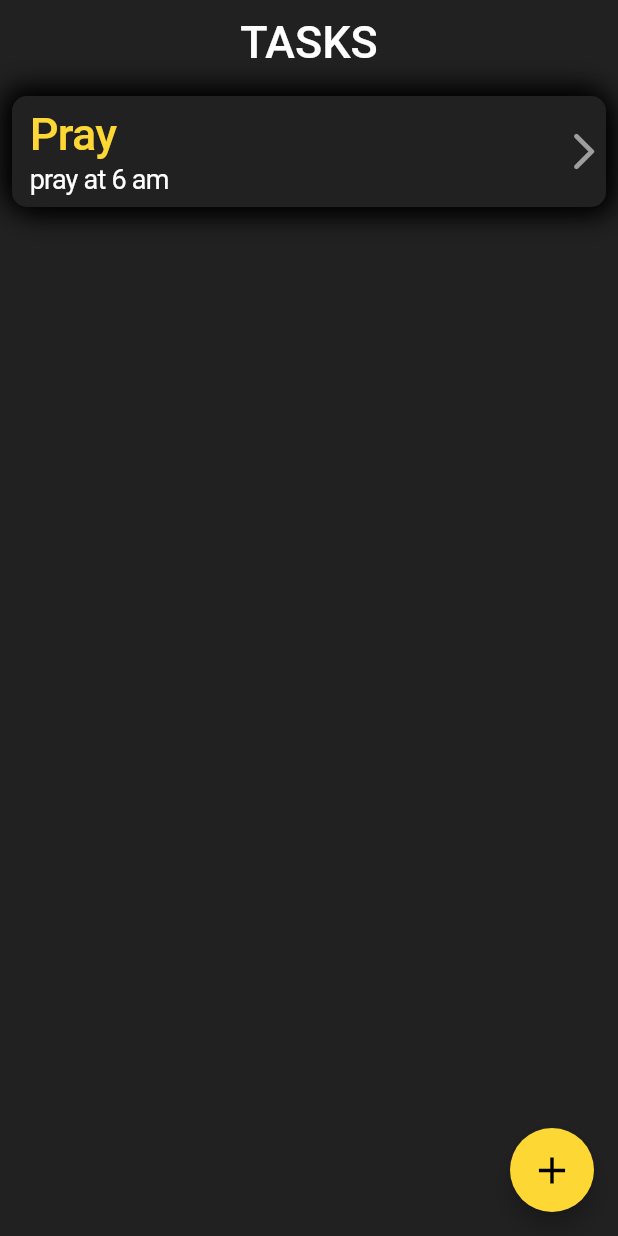
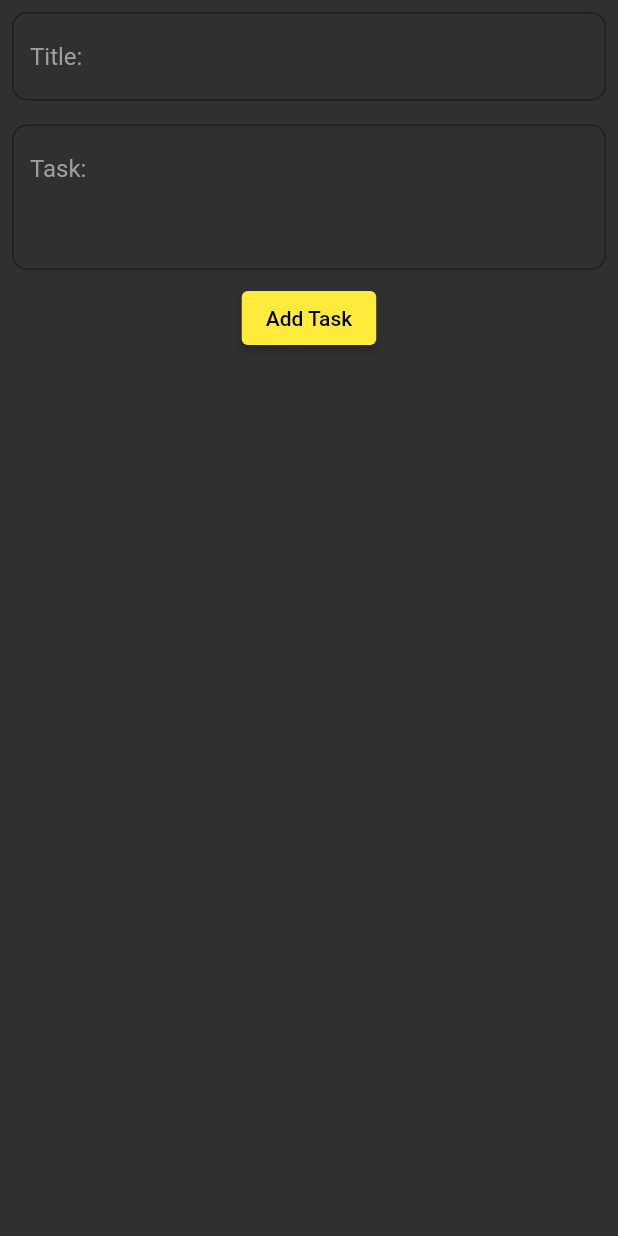
Before and after one commit to OthnielOtuoTwumasi/todoApp, a Flutter app: the screen it shows after launch, after a tap on the "add" icon, on a phone screen of 412 x 824 dp. Run offline on Flutter 3.47's test engine with Material 2 defaults, Android fonts, the phone set to English and light mode, and no system bars; our stand-ins replace flutter_riverpod.

Commit message:
Add files via upload

```diff
--- /dev/null
+++ b/lib/controller/controllerRiverpod.dart
@@ -0,0 +1,23 @@
+import 'dart:collection';
+
+import 'package:flutter/material.dart';
+import 'package:todoapp/models/todoModel.dart';
+class Controller extends ChangeNotifier{
+  final List<TodoModel> _tasks = [
+     TodoModel(task: "Pray at 4pm", title: "Pray"),
+
+   ];
+   UnmodifiableListView<TodoModel> get taskList {
+     return UnmodifiableListView(_tasks);
+}
+
+ void addtotaskList({required String title, required  task}){
+     final add = TodoModel(title: title, task: task);
+   _tasks.add(add);
+     notifyListeners();
+     print(taskList.length);
+ }
+
+
+
+}
--- a/lib/main.dart
+++ b/lib/main.dart
@@ -1,8 +1,13 @@
 import 'package:flutter/material.dart';
 import 'package:todoapp/route/Route1.dart';
+import 'package:todoapp/themeData.dart';
+import 'package:flutter_riverpod/flutter_riverpod.dart';
 
-void main() => runApp(MaterialApp(
-  debugShowCheckedModeBanner: false,
-      home: const TodoApp(),
-      theme: ThemeData.dark(),
+void main() => runApp(
+    ProviderScope(
+      child: MaterialApp(
+        debugShowCheckedModeBanner: false,
+        home: const TodoApp(),
+        theme: themeData(),
+      ),
     ));
--- a/lib/models/todoModel.dart
+++ b/lib/models/todoModel.dart
@@ -1,5 +1,5 @@
-class TaskModel{
+class TodoModel{
   String title;
   String task;
-  TaskModel({required this.task, required this.title});
+  TodoModel({required this.title, required this.task});
 }
--- a/lib/route/Route1.dart
+++ b/lib/route/Route1.dart
@@ -1,15 +1,77 @@
 import 'package:flutter/material.dart';
-import 'package:google_fonts/google_fonts.dart';
+import 'package:flutter_riverpod/flutter_riverpod.dart';
+import 'package:todoapp/controller/controllerRiverpod.dart';
+import 'package:todoapp/models/modalSheet.dart';
 
-class TodoApp extends StatelessWidget {
+final riverpodProvider = Provider((ref) => Controller());
+
+class TodoApp extends ConsumerStatefulWidget {
   const TodoApp({Key? key}) : super(key: key);
 
   @override
+  _TodoAppState createState() => _TodoAppState();
+}
+
+class _TodoAppState extends ConsumerState<TodoApp> {
+  TextEditingController title = TextEditingController();
+  TextEditingController task = TextEditingController();
+
+  @override
+  void dispose() {
+    // TODO: implement dispose
+    title.dispose();
+    task.dispose();
+    super.dispose();
+  }
+
+  @override
   Widget build(BuildContext context) {
+    final controller = ref.watch(riverpodProvider);
     return SafeArea(
       child: Scaffold(
           floatingActionButton: FloatingActionButton(
-            onPressed: () {},
+            onPressed: () {
+              showModalBottomSheet(
+                  isScrollControlled: true,
+                  context: context,
+                  builder: (context) {
+                    return Column(
+                      children: [
+                        Padding(
+                          padding: const EdgeInsets.all(8.0),
+                          child: TextField(
+                            controller: title,
+                            decoration:
+                                const InputDecoration(hintText: "Title:"),
+                          ),
+                        ),
+                        Padding(
+                          padding: const EdgeInsets.all(8.0),
+                          child: TextField(
+                            controller: task,
+                            decoration: const InputDecoration(
+                              hintText: "Task:",
+                            ),
+                            maxLines: 3,
+                          ),
+                        ),
+                        ElevatedButton(
+                          onPressed: () {
+
+                             setState(() {
+                               controller.addtotaskList(
+                                   title: title.text, task: task.text);
+                               Navigator.pop(context);
+                               print(Controller().taskList.last);
+                             });
+
+                          },
+                          child: const Text("Add Task"),
+                        ),
+                      ],
+                    );
+                  });
+            },
             backgroundColor: Colors.yellow[600],
             child: const Icon(
               Icons.add,
@@ -31,7 +93,16 @@ class TodoApp extends StatelessWidget {
             mainAxisAlignment: MainAxisAlignment.start,
             crossAxisAlignment: CrossAxisAlignment.stretch,
             children: [
-              TaskTile(title: "Pray",task: "pray at 6 am",),
+              Expanded(
+                child: ListView.builder(
+                    itemCount: controller.taskList.length,
+                    itemBuilder: (BuildContext context, int index) {
+                      return TaskTile(
+                        title: controller.taskList[index].title,
+                        task: controller.taskList[index].task,
+                      );
+                    }),
+              )
             ],
           )),
     );
--- /dev/null
+++ b/lib/themeData.dart
@@ -0,0 +1,28 @@
+import 'package:flutter/material.dart';
+
+ThemeData themeData() {
+  return ThemeData(
+    inputDecorationTheme: const InputDecorationTheme(
+      hintStyle: TextStyle(color: Colors.grey),
+      border: OutlineInputBorder(
+        borderSide: BorderSide(color: Colors.grey),
+        borderRadius: BorderRadius.all(
+          Radius.circular(10),
+        ),
+      ),
+      focusedBorder: OutlineInputBorder(
+        borderSide: BorderSide(color: Colors.grey),
+        borderRadius: BorderRadius.all(
+          Radius.circular(10),
+        ),
+      ),
+    ),
+    floatingActionButtonTheme:
+        const FloatingActionButtonThemeData(foregroundColor: Colors.black),
+    bottomSheetTheme: BottomSheetThemeData(backgroundColor: Colors.grey[850]),
+    textTheme: const TextTheme(
+      bodyText2: TextStyle(color: Colors.white),
+    ),
+    elevatedButtonTheme:  ElevatedButtonThemeData(style: ElevatedButton.styleFrom(primary: Colors.yellow,onPrimary: Colors.black))
+  );
+}
--- a/pubspec.yaml
+++ b/pubspec.yaml
@@ -34,7 +34,7 @@ dependencies:
   # The following adds the Cupertino Icons font to your application.
   # Use with the CupertinoIcons class for iOS style icons.
   cupertino_icons: ^1.0.2
-  google_fonts: ^3.0.1
+  flutter_riverpod:
 
 dev_dependencies:
   flutter_test:
```
Also changed, not shown: lib/models/modalSheet.dart (added, +63 -0 lines), pubspec.lock, 2 other files.
